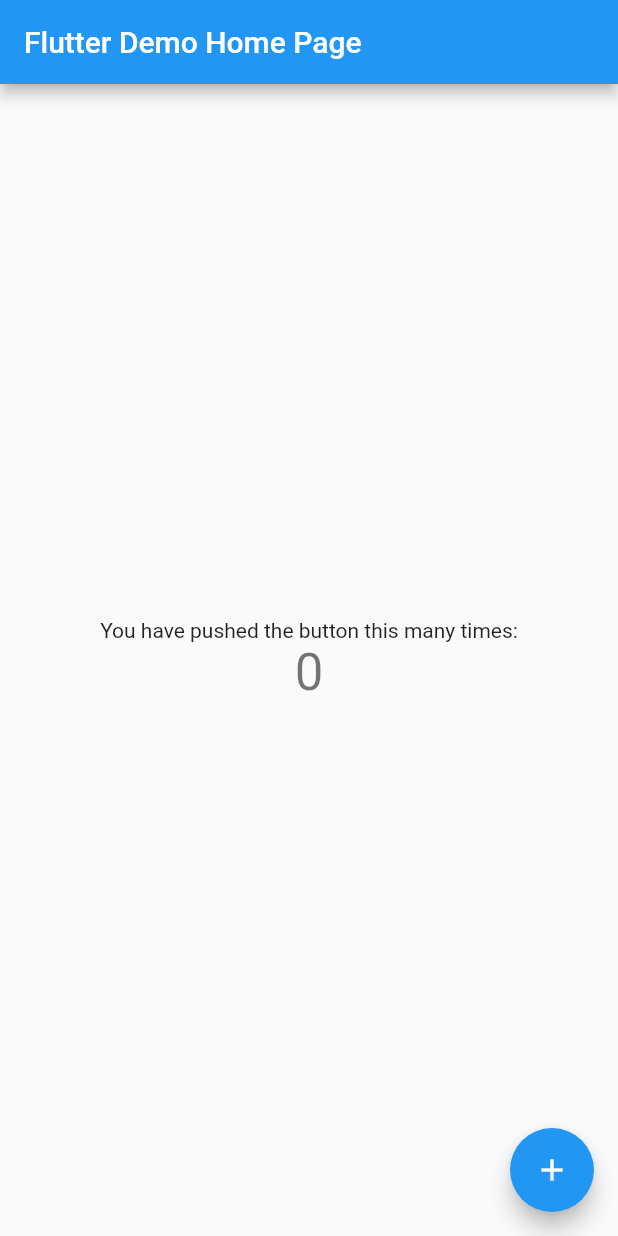
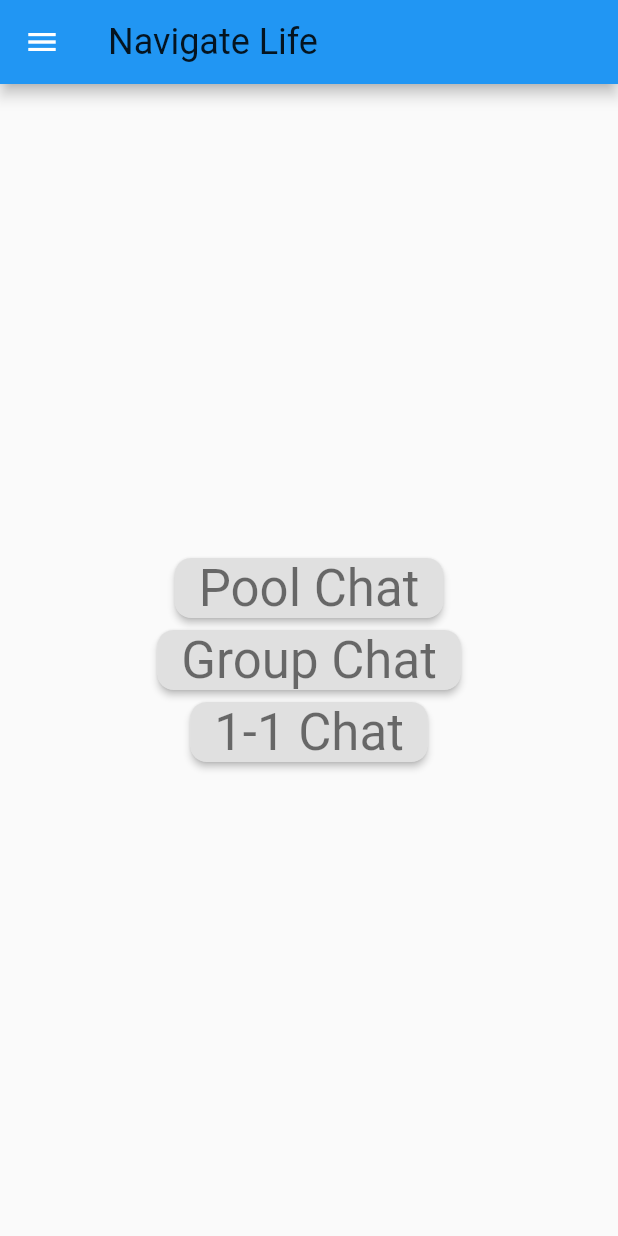
Before and after one commit to 42-swim-hackaton/swim_flutter_app_2, a Flutter app: the screen it shows after launch, on a phone screen of 412 x 824 dp. Run offline on Flutter 3.47's test engine with Material 2 defaults, Android fonts, the phone set to English and light mode, and no system bars.

Commit message:
main and index

```diff
--- /dev/null
+++ b/lib/index.dart
@@ -0,0 +1,31 @@
+//FLUTTER
+export 'package:flutter/material.dart';
+
+
+//UTILITIES
+export './utilities/app_theme.dart';
+
+//SCREENS
+export './screens/pool_chat.dart';
+export './screens/one_chat.dart';
+export './screens/group_chat.dart';
+
+//components
+export './screens/components/group_body.dart';
+export 'screens/components/group_members.dart';
+export 'screens/components/list_friends.dart';
+export 'screens/components/pool_body_screen.dart';
+export 'screens/components/pool_home_screen.dart';
+
+
+//widgets?
+export './widgets/recent_chats.dart';
+export './widgets/category_selector.dart';
+export './widgets/favorite_contacts.dart';
+
+//MODELS
+export './models/Pool.dart';
+export 'models/Posts.dart';
+export './models/Hashtags.dart';
+export './models/user_model.dart';
+export './models/pool_message_model.dart';
--- a/lib/main.dart
+++ b/lib/main.dart
@@ -1,117 +1,62 @@
-import 'package:flutter/material.dart';
-
+import './index.dart';
 void main() {
-  runApp(MyApp());
+  runApp(
+    MaterialApp(
+      debugShowCheckedModeBanner: false,
+      title: 'Swim App Hackathon Contribution',
+      theme: AppTheme.lightTheme,
+      darkTheme: AppTheme.darkTheme,
+      home: Home(),
+    )
+  );
 }
 
-class MyApp extends StatelessWidget {
-  // This widget is the root of your application.
+class Home extends StatelessWidget {
   @override
   Widget build(BuildContext context) {
-    return MaterialApp(
-      title: 'Flutter Demo',
-      theme: ThemeData(
-        // This is the theme of your application.
-        //
-        // Try running your application with "flutter run". You'll see the
-        // application has a blue toolbar. Then, without quitting the app, try
-        // changing the primarySwatch below to Colors.green and then invoke
-        // "hot reload" (press "r" in the console where you ran "flutter run",
-        // or simply save your changes to "hot reload" in a Flutter IDE).
-        // Notice that the counter didn't reset back to zero; the application
-        // is not restarted.
-        primarySwatch: Colors.blue,
-        // This makes the visual density adapt to the platform that you run
-        // the app on. For desktop platforms, the controls will be smaller and
-        // closer together (more dense) than on mobile platforms.
-        visualDensity: VisualDensity.adaptivePlatformDensity,
-      ),
-      home: MyHomePage(title: 'Flutter Demo Home Page'),
-    );
-  }
-}
-
-class MyHomePage extends StatefulWidget {
-  MyHomePage({Key key, this.title}) : super(key: key);
-
-  // This widget is the home page of your application. It is stateful, meaning
-  // that it has a State object (defined below) that contains fields that affect
-  // how it looks.
-
-  // This class is the configuration for the state. It holds the values (in this
-  // case the title) provided by the parent (in this case the App widget) and
-  // used by the build method of the State. Fields in a Widget subclass are
-  // always marked "final".
-
-  final String title;
-
-  @override
-  _MyHomePageState createState() => _MyHomePageState();
-}
-
-class _MyHomePageState extends State<MyHomePage> {
-  int _counter = 0;
-
-  void _incrementCounter() {
-    setState(() {
-      // This call to setState tells the Flutter framework that something has
-      // changed in this State, which causes it to rerun the build method below
-      // so that the display can reflect the updated values. If we changed
-      // _counter without calling setState(), then the build method would not be
-      // called again, and so nothing would appear to happen.
-      _counter++;
-    });
-  }
-
-  @override
-  Widget build(BuildContext context) {
-    // This method is rerun every time setState is called, for instance as done
-    // by the _incrementCounter method above.
-    //
-    // The Flutter framework has been optimized to make rerunning build methods
-    // fast, so that you can just rebuild anything that needs updating rather
-    // than having to individually change instances of widgets.
     return Scaffold(
       appBar: AppBar(
-        // Here we take the value from the MyHomePage object that was created by
-        // the App.build method, and use it to set our appbar title.
-        title: Text(widget.title),
+        title: Text(
+          'Navigate Life',
+          style: Theme.of(context).textTheme.headline,
+          ),
+        leading: Padding(
+          padding: const EdgeInsets.all(16),
+          child: Icon(Icons.menu),
+        ),
       ),
       body: Center(
-        // Center is a layout widget. It takes a single child and positions it
-        // in the middle of the parent.
         child: Column(
-          // Column is also a layout widget. It takes a list of children and
-          // arranges them vertically. By default, it sizes itself to fit its
-          // children horizontally, and tries to be as tall as its parent.
-          //
-          // Invoke "debug painting" (press "p" in the console, choose the
-          // "Toggle Debug Paint" action from the Flutter Inspector in Android
-          // Studio, or the "Toggle Debug Paint" command in Visual Studio Code)
-          // to see the wireframe for each widget.
-          //
-          // Column has various properties to control how it sizes itself and
-          // how it positions its children. Here we use mainAxisAlignment to
-          // center the children vertically; the main axis here is the vertical
-          // axis because Columns are vertical (the cross axis would be
-          // horizontal).
           mainAxisAlignment: MainAxisAlignment.center,
-          children: <Widget>[
-            Text(
-              'You have pushed the button this many times:',
+          crossAxisAlignment: CrossAxisAlignment.center,
+          children: [
+            RaisedButton(
+              child: Text('Pool Chat', style: Theme.of(context).textTheme.display1,),
+              shape: RoundedRectangleBorder(borderRadius: new BorderRadius.circular(11.0)),
+              highlightColor: Colors.teal,
+              onPressed: () {
+                Navigator.push(context, MaterialPageRoute(builder: (context) => Poolchat()),);
+              },
             ),
-            Text(
-              '$_counter',
-              style: Theme.of(context).textTheme.headline4,
+            RaisedButton(
+              child: Text('Group Chat', style: Theme.of(context).textTheme.display1,),
+              shape: RoundedRectangleBorder(borderRadius: new BorderRadius.circular(11.0)),
+              highlightColor: Colors.teal,
+              onPressed: () {
+                Navigator.push(context, MaterialPageRoute(builder: (context) => Groupchat()),);
+              },
+            ),
+            RaisedButton(
+              child: Text('1-1 Chat', style: Theme.of(context).textTheme.display1,),
+              shape: RoundedRectangleBorder(borderRadius: new BorderRadius.circular(11.0)),
+              highlightColor: Colors.teal,
+              onPressed: () {
+                Navigator.push(context, MaterialPageRoute(builder: (context) => Onechat()),);
+              },
             ),
           ],
         ),
       ),
-      floatingActionButton: FloatingActionButton(
-        onPressed: _incrementCounter,
-        tooltip: 'Increment',
-        child: Icon(Icons.add),
-      ), // This trailing comma makes auto-formatting nicer for build methods.
     );
   }
 }
```
